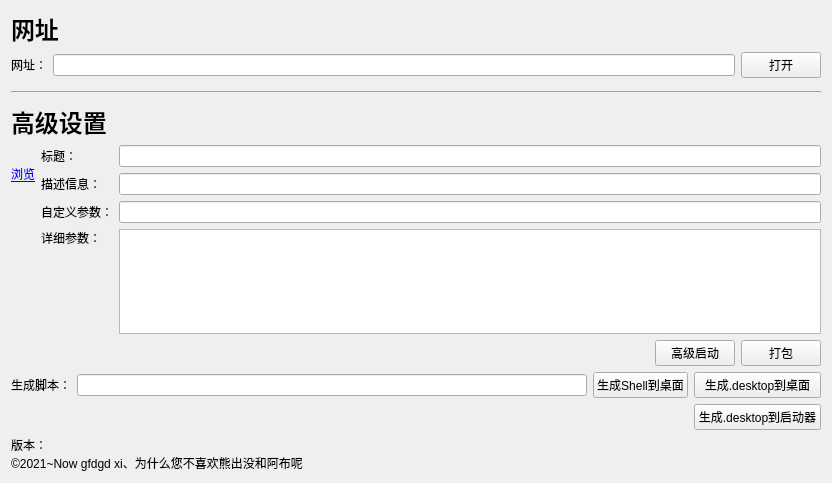
Old version of the form widget.ui in the repository gfdgd-xi/spark-webapp-runtime-runner.
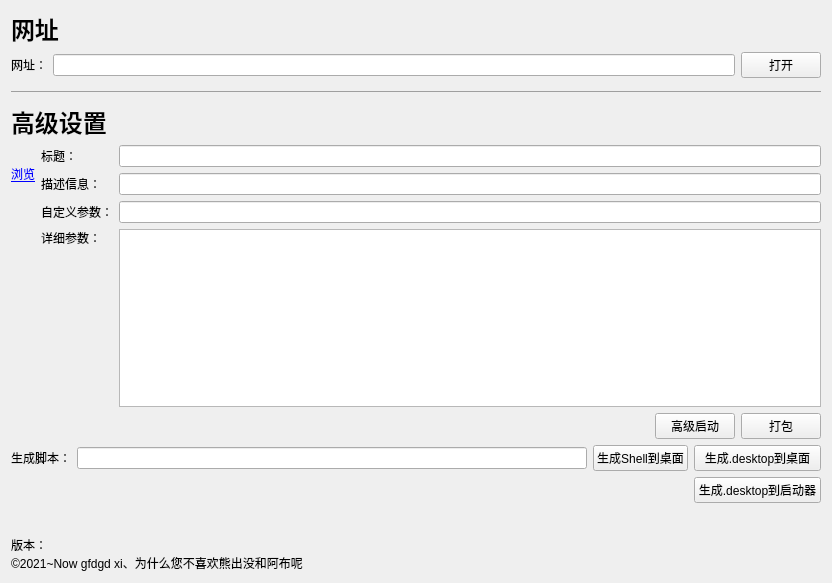
New version of the form. Icons and pictures are not drawn.

Patch:
```diff
--- a/widget.ui
+++ b/widget.ui
@@ -7,7 +7,7 @@
     <x>0</x>
     <y>0</y>
     <width>832</width>
-    <height>483</height>
+    <height>583</height>
    </rect>
   </property>
   <property name="sizePolicy">
@@ -98,7 +98,7 @@
         </layout>
        </item>
        <item>
-        <layout class="QGridLayout" name="gridLayout_2" columnminimumwidth="0,0,0,0">
+        <layout class="QGridLayout" name="gridLayout_2" columnminimumwidth="0,0,0">
          <item row="3" column="0" alignment="Qt::AlignTop">
           <widget class="QLabel" name="label_11">
            <property name="text">
```
Left out of the diff: 14 changed lines with no effect on the pictures.
